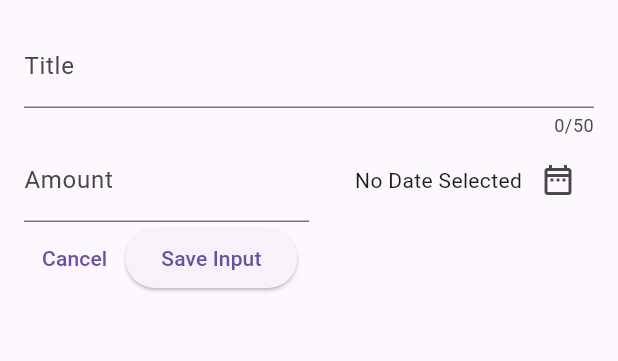
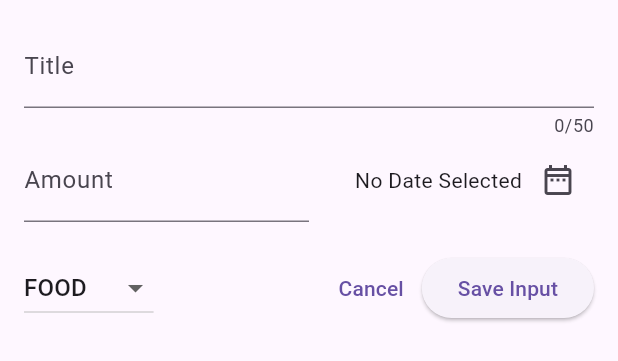
Before and after one commit to ddreambug/expense_tracker, a Flutter app: the NewExpenses widget shown alone on an empty page, opened directly, on a phone screen of 412 x 824 dp. Shown: the top 361 px of the screen. Run offline on Flutter 3.47's test engine with Material 3 defaults, Android fonts, the phone set to English and light mode, and no system bars.

Commit message:
adding dropdown for category

```diff
--- a/lib/widgets/new_expenses.dart
+++ b/lib/widgets/new_expenses.dart
@@ -14,6 +14,7 @@ class _NewExpensesState extends State<NewExpenses> {
   final _titleController = TextEditingController();
   final _amountController = TextEditingController();
   DateTime? _dateSelected;
+  Category category = Category.food;
 
   void _showDatePicker() async {
     final now = DateTime.now();
@@ -73,8 +74,27 @@ class _NewExpensesState extends State<NewExpenses> {
               )
             ],
           ),
+          const SizedBox(height: 20),
           Row(
             children: [
+              DropdownButton(
+                  value: category,
+                  items: Category.values
+                      .map(
+                        (category) => DropdownMenuItem(
+                          value: category,
+                          child: Text(
+                            category.name.toUpperCase(),
+                          ),
+                        ),
+                      )
+                      .toList(),
+                  onChanged: (value) {
+                    setState(() {
+                      category = value!;
+                    });
+                  }),
+              const Spacer(),
               TextButton(
                   onPressed: () {
                     Navigator.pop(context);
```
